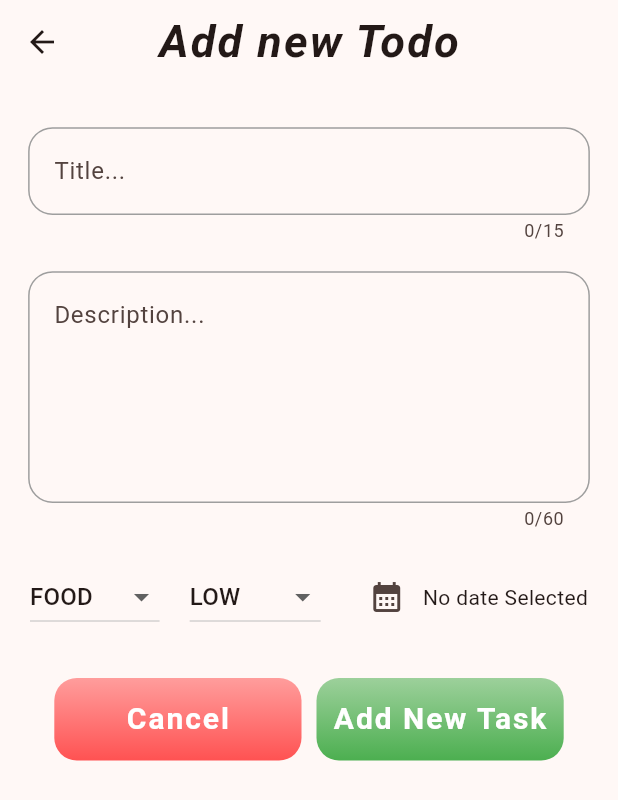
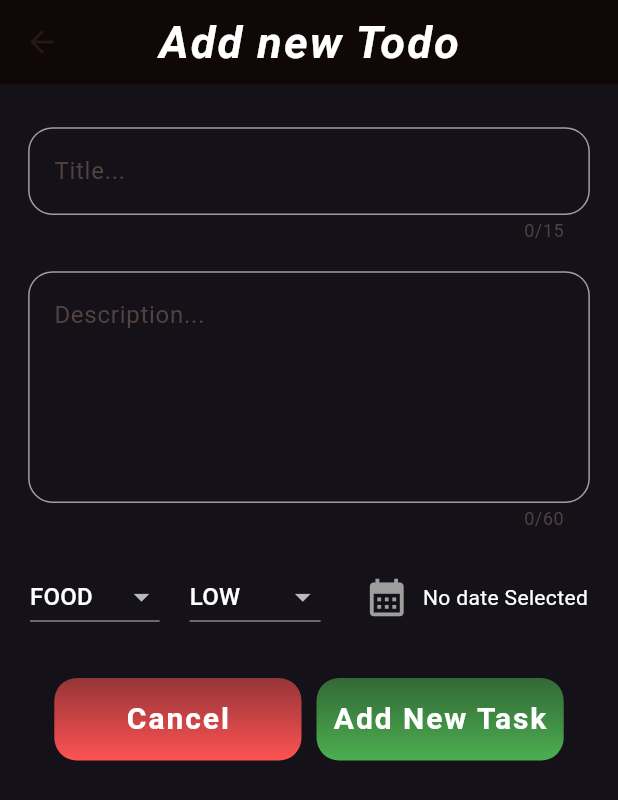
Before and after one commit to es-amit/Todo-List, a Flutter app: the screen it shows after launch, after a tap on the "add circle" icon, on a phone screen of 412 x 824 dp. Shown: the top 800 px of the screen. Run offline on Flutter 3.47's test engine with Material 3 defaults, Android fonts, the phone set to English and light mode, and no system bars; our stand-ins replace sqflite; accounts and stored records are empty.

Commit message:
dark Theme added!

```diff
--- a/lib/main.dart
+++ b/lib/main.dart
@@ -8,7 +8,59 @@ void main() {
 
 var darktheme = ThemeData.dark(
   useMaterial3: true,
+).copyWith(
+  colorScheme: ColorScheme.fromSeed(
+      primary: Colors.deepOrange.shade800,
+      seedColor: Colors.deepOrange.shade800,
+      primaryContainer: Colors.grey.shade200,
+    ),
 
+  brightness: Brightness.dark,
+  appBarTheme: const AppBarTheme(
+    elevation: 6,
+    centerTitle: true,
+    color: Colors.black,
+    titleTextStyle: TextStyle(
+      color: Colors.white,
+      fontSize: 30,
+      fontStyle: FontStyle.italic,
+      fontWeight: FontWeight.bold,
+      letterSpacing: 1.3
+    )
+  ),
+  textTheme:  const TextTheme(
+    titleLarge: TextStyle(
+      fontWeight: FontWeight.bold,
+      letterSpacing: 1.3,
+      fontSize: 20
+    ),
+    titleSmall: TextStyle(
+      fontWeight: FontWeight.bold,
+      letterSpacing: 1.3,
+      fontSize: 20,
+      color: Colors.white
+    ),
+    labelMedium: TextStyle(
+      color: Colors.black,
+      fontSize: 20,
+      letterSpacing: 1.5,
+      fontWeight: FontWeight.w600
+    ),
+    labelSmall: TextStyle(
+      color: Colors.black,
+      fontSize: 14,
+      fontWeight: FontWeight.w400
+    ),
+    displayLarge: TextStyle(
+      fontSize: 30,
+      fontWeight: FontWeight.bold,
+      color: Colors.grey
+    )
+  ),
+  iconTheme: const IconThemeData(
+    color: Colors.grey,
+    size: 80
+  )
 );
 var theme = ThemeData(
   useMaterial3: true,
@@ -42,7 +94,16 @@ var theme = ThemeData(
       color: Colors.black,
       fontSize: 16,
       fontWeight: FontWeight.w400
+    ),
+    displayLarge: TextStyle(
+      fontSize: 30,
+      fontWeight: FontWeight.bold,
+      color: Colors.black38
     )
+  ),
+  iconTheme: const IconThemeData(
+    color: Colors.black38,
+    size: 80
   )
 
 );
@@ -54,7 +115,7 @@ class MyApp extends StatelessWidget {
     return MaterialApp(
       title: 'Flutter Demo',
       debugShowCheckedModeBanner: false,
-      theme: theme,
+      theme: darktheme,
       themeMode: ThemeMode.system,
       home: const HomeScreen(),
     );
--- a/lib/screen/home_screen.dart
+++ b/lib/screen/home_screen.dart
@@ -71,11 +71,8 @@ class _HomeScreenState extends State<HomeScreen> {
     return Scaffold(
       appBar: AppBar(
         centerTitle: true,
-        title: const Text("Todo list",
-          style: TextStyle(
-            fontSize: 30,
-            fontStyle: FontStyle.italic
-          ),),
+        title: Text("Todo list",
+          style: Theme.of(context).appBarTheme.titleTextStyle),
       ),
       body:SafeArea(
         child: FutureBuilder(
@@ -83,7 +80,7 @@ class _HomeScreenState extends State<HomeScreen> {
           builder: (context,AsyncSnapshot<List<Todo>> snapshot){
             if(!snapshot.hasData || snapshot.data == null){
               return const Center(
-                child: Text('error'),
+                child: CircularProgressIndicator(),
               );
             }
             else if(snapshot.data!.isEmpty){
@@ -91,28 +88,21 @@ class _HomeScreenState extends State<HomeScreen> {
                 child: Column(
                   mainAxisAlignment: MainAxisAlignment.center,
                   children: [
-                    const Text("No Tasks Available",
-                      style: TextStyle(
-                      fontSize: 30,
-                      fontWeight: FontWeight.bold,
-                      color: Colors.black38
-                      ),
+                    Text("No Tasks Available",
+                      style: Theme.of(context).textTheme.displayLarge
                     ),
 
                     IconButton(onPressed: (){
                       Navigator.push(context,MaterialPageRoute(builder: (context)=>NewTask(editTask: false,)));
                     },
+
                     icon: const Icon(Icons.add_circle_rounded,
-                      color: Colors.black38,
-                      size: 80
-                      )
+
+
+                    )
                     ),
-                    const Text("Click here to Add Tasks",
-                      style: TextStyle(
-                      fontSize: 30,
-                      fontWeight: FontWeight.bold,
-                      color: Colors.black38
-                  ),
+                    Text("Click here to Add Tasks",
+                      style: Theme.of(context).textTheme.displayLarge
                   ),
                   ],
                 )
@@ -186,8 +176,8 @@ class _HomeScreenState extends State<HomeScreen> {
                           ),
                           Row(
                             children: [
-                              Text("Priority: ${snapshot.data![index].taskPriority.name}"),
-                              Text(" | Due Date: ${snapshot.data![index].date.day}/${snapshot.data![index].date.month}/${snapshot.data![index].date.year}")
+                              Text("Priority: ${snapshot.data![index].taskPriority.name}",style: Theme.of(context).textTheme.labelSmall,),
+                              Text(" | Due Date: ${snapshot.data![index].date.day}/${snapshot.data![index].date.month}/${snapshot.data![index].date.year}",style: Theme.of(context).textTheme.labelSmall)
                             ],
                           )
                         ],
--- a/lib/screen/new_todo_screen.dart
+++ b/lib/screen/new_todo_screen.dart
@@ -75,10 +75,7 @@ class _NewTaskState extends State<NewTask> {
       appBar: AppBar(
         centerTitle: true,
         title: Text(widget.editTask ? "Edit Todo" : "Add new Todo" ,
-          style: const TextStyle(
-            fontSize: 30,
-            fontStyle: FontStyle.italic
-          ),),
+          style: Theme.of(context).appBarTheme.titleTextStyle),
       ),
       body: SingleChildScrollView(
         padding: EdgeInsets.fromLTRB(20, 30, 20, keyboardSpace + 18),
@@ -95,6 +92,13 @@ class _NewTaskState extends State<NewTask> {
                     borderRadius: BorderRadius.circular(15),
                     borderSide: const BorderSide(
                       color: Colors.grey,
+                      strokeAlign: 1.5
+                    )
+                  ),
+                  focusedErrorBorder: OutlineInputBorder(
+                    borderRadius: BorderRadius.circular(15),
+                    borderSide: const BorderSide(
+                      color: Colors.red,
                       strokeAlign: 1.5
                     )
                   ),
@@ -188,7 +192,10 @@ class _NewTaskState extends State<NewTask> {
                       onPressed: (){
                         _presentDatePicker();
                       },
-                      icon: const Icon(Icons.calendar_month)),
+                      icon: const Icon(Icons.calendar_month,
+                        color: Colors.grey,
+                        size: 30,
+                      )),
                       Text(_selectedDate == null ? "No date Selected" : formatter.format(_selectedDate!)),
                     ],
                   )
```
